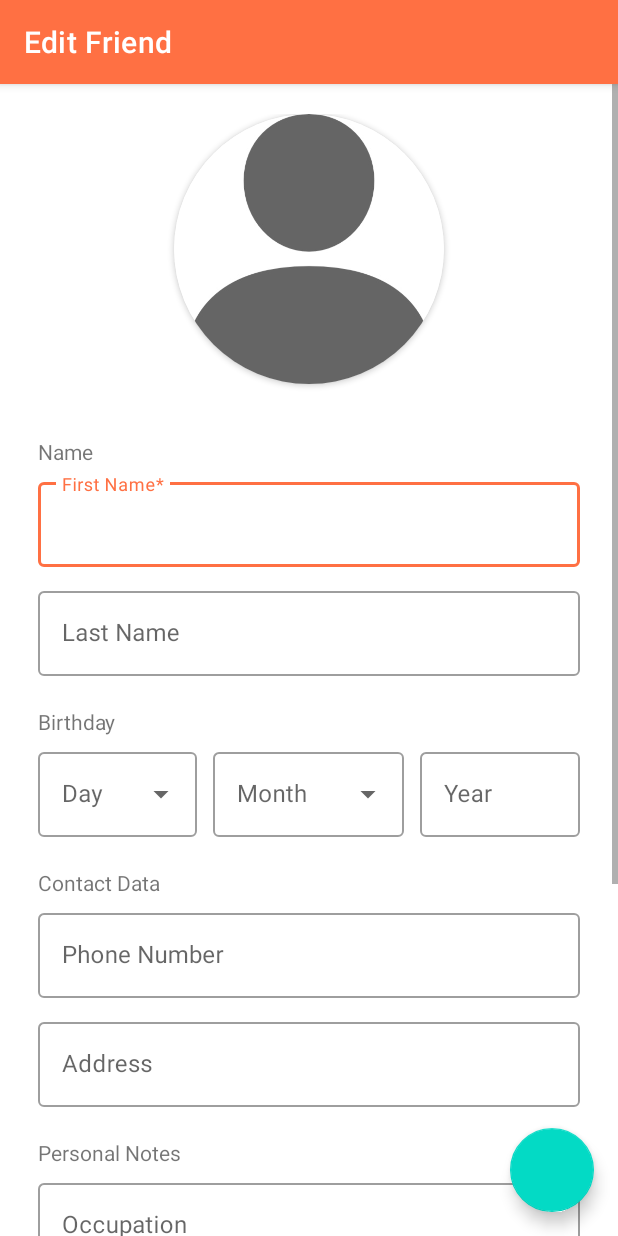
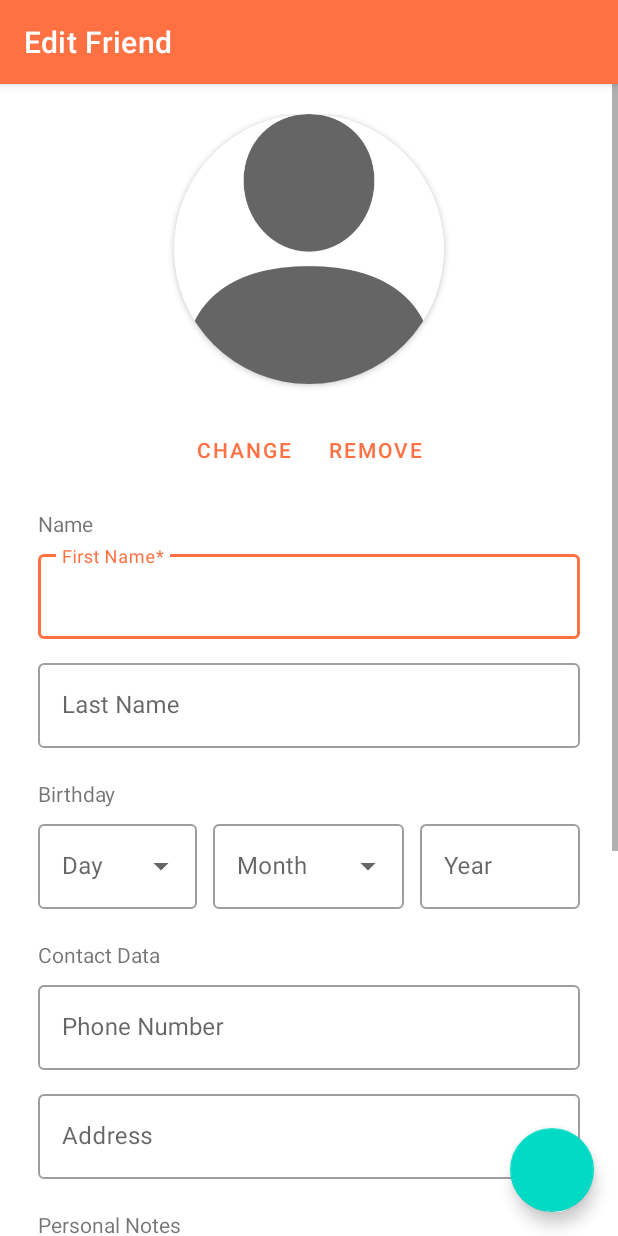
Before and after one commit to alexandrawaas/FriendlyNotes, an Android app: the EditFriendActivity screen opened directly, with no data from a screen before it, on a phone screen of 412 x 824 dp. Run offline under Robolectric (Android 15) with nearby library versions, the phone set to English and light mode, and no system bars; plain views replace ExpandableFab, ExpandableFabLayout.

Commit message:
Fixed wrong photo bug, added photo buttons, toasts and resizing for photos

```diff
--- a/app/src/main/java/com/example/friendlynotes/MainActivity.kt
+++ b/app/src/main/java/com/example/friendlynotes/MainActivity.kt
@@ -35,7 +35,6 @@ class MainActivity : AppCompatActivity() {
         {
             repository.addFriend(result)
             adapter.updateRecyclerView()
-            println("updated rview")
 
             val gson = Gson()
             val intentRefresh: Intent =
@@ -134,8 +133,6 @@ class MainActivity : AppCompatActivity() {
             }
         })
 
-        println(menu)
-
         return super.onCreateOptionsMenu(menu)
     }
 
--- a/app/src/main/java/com/example/friendlynotes/ViewHolder.kt
+++ b/app/src/main/java/com/example/friendlynotes/ViewHolder.kt
@@ -1,6 +1,7 @@
 package com.example.friendlynotes
 
 import android.view.View
+import android.widget.AdapterView.OnItemLongClickListener
 import android.widget.ImageView
 import android.widget.TextView
 import androidx.recyclerview.widget.RecyclerView
@@ -15,6 +16,7 @@ class ViewHolder(view: View, listener: OnItemClickListener): RecyclerView.ViewHo
         view.setOnClickListener {
             listener.onItemClick(adapterPosition)
         }
+
         firstname = view.findViewById(R.id.firstname)
         lastname = view.findViewById(R.id.lastname)
         profilePicture = view.findViewById(R.id.image_view_photo_profile)
--- a/app/src/main/res/layout/activity_edit_friend.xml
+++ b/app/src/main/res/layout/activity_edit_friend.xml
@@ -62,6 +62,28 @@
                     />
 
             </androidx.cardview.widget.CardView>
+
+            <LinearLayout
+                android:layout_width="match_parent"
+                android:layout_height="wrap_content"
+                android:gravity="center"
+                android:orientation="horizontal">
+
+                <Button
+                    android:id="@+id/changePhotoButton"
+                    style="@style/Widget.MaterialComponents.Button.TextButton"
+                    android:layout_width="wrap_content"
+                    android:layout_height="wrap_content"
+                    android:text="@string/change" />
+
+                <Button
+                    android:id="@+id/removePhotoButton"
+                    style="@style/Widget.MaterialComponents.Button.TextButton"
+                    android:layout_width="wrap_content"
+                    android:layout_height="wrap_content"
+                    android:text="@string/remove" />
+
+            </LinearLayout>
 
             <com.google.android.material.textview.MaterialTextView
                 android:id="@+id/labelName"
--- a/app/src/main/res/values/strings.xml
+++ b/app/src/main/res/values/strings.xml
@@ -44,5 +44,7 @@
     <string name="dialogue_title_firstname">First name is missing</string>
     <string name="dialogue_text_firstname">Please insert a first name.</string>
     <string name="dialogue_button_ok">OK</string>
+    <string name="change">Change</string>
+    <string name="remove">Remove</string>
 
 </resources>
```
Also changed, not shown: app/src/main/java/com/example/friendlynotes/EditFriendActivity.kt (+15 -6 lines), app/src/main/java/com/example/friendlynotes/PickPhotoContract.kt (+0 -7 lines), 1 other file.
